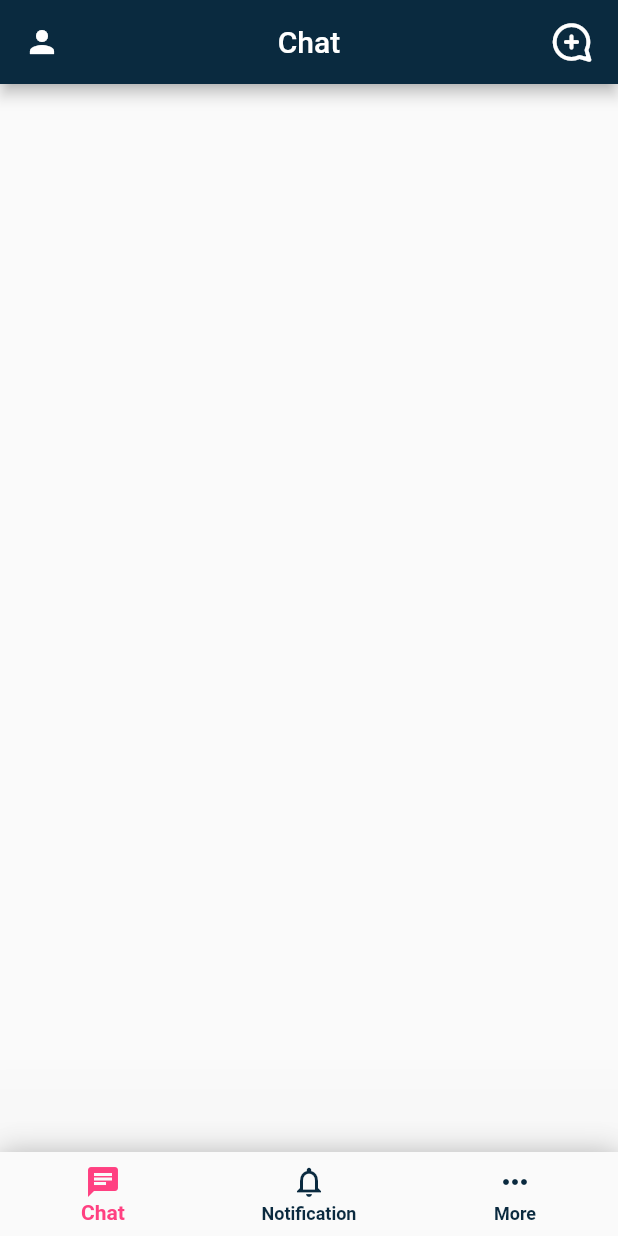
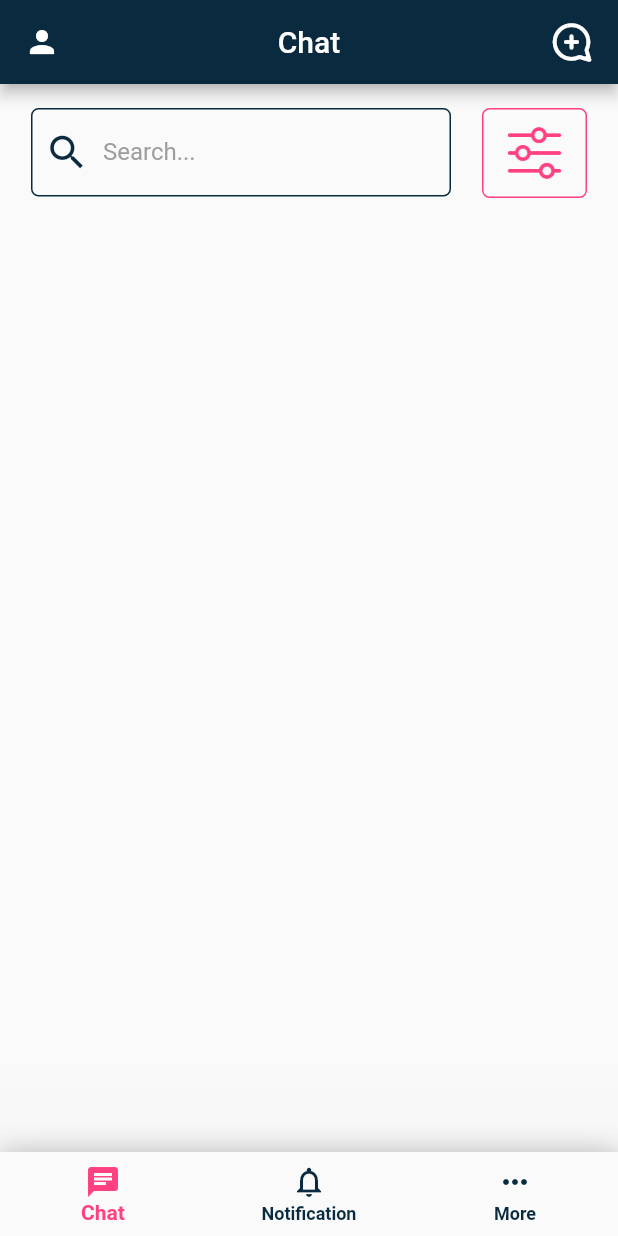
Before and after one commit to foreignSubstance/yako_test_task, a Flutter app: the screen it shows after launch, on a phone screen of 412 x 824 dp. Run offline on Flutter 3.47's test engine with Material 2 defaults, Android fonts, the phone set to English and light mode, and no system bars.

Commit message:
added search bar, assets folder, modified pubspecr

```diff
--- a/lib/components/chat_page.dart
+++ b/lib/components/chat_page.dart
@@ -1,4 +1,5 @@
 import 'package:flutter/material.dart';
+import 'search.dart';
 
 class ChatPage extends StatelessWidget {
   @override
@@ -25,7 +26,14 @@ class ChatPage extends StatelessWidget {
                 ))
           ],
         ),
-        body: null,
+        body: Padding(
+          padding: const EdgeInsets.only(top: 16),
+          child: Column(
+            children: [
+              searchFiled(),
+            ],
+          ),
+        ),
         bottomNavigationBar: Container(
           decoration: const BoxDecoration(
               boxShadow: [BoxShadow(color: Colors.black26, blurRadius: 15)]),
--- /dev/null
+++ b/lib/components/search.dart
@@ -0,0 +1,42 @@
+import 'package:flutter/material.dart';
+
+Row searchFiled() {
+  return Row(
+    mainAxisAlignment: MainAxisAlignment.spaceEvenly,
+    children: [
+      SizedBox(
+        width: 280,
+        height: 60,
+        child: TextField(
+          decoration: InputDecoration(
+              prefixIcon: const Icon(
+                Icons.search,
+                color: Color.fromARGB(255, 10, 42, 63),
+                size: 30,
+              ),
+              labelText: "Search...",
+              labelStyle: TextStyle(color: Colors.grey[500]),
+              enabledBorder: const OutlineInputBorder(
+                  borderRadius: BorderRadius.all(Radius.circular(5)),
+                  borderSide: BorderSide(
+                      color: Color.fromARGB(255, 10, 42, 63), width: 1.0))),
+        ),
+      ),
+      Container(
+        padding: const EdgeInsets.all(10),
+        height: 60,
+        width: 70,
+        decoration: BoxDecoration(
+            border: Border.all(width: 1.0, color: Colors.pinkAccent),
+            borderRadius: const BorderRadius.all(Radius.circular(5))),
+        child: RotatedBox(
+          quarterTurns: 2,
+          child: Image.asset(
+            "assets/icons/settings.png",
+            color: Colors.pinkAccent,
+          ),
+        ),
+      )
+    ],
+  );
+}
--- a/pubspec.yaml
+++ b/pubspec.yaml
@@ -60,9 +60,8 @@ flutter:
   uses-material-design: true
 
   # To add assets to your application, add an assets section, like this:
-  # assets:
-  #   - images/a_dot_burr.jpeg
-  #   - images/a_dot_ham.jpeg
+  assets:
+    - assets/icons/settings.png
 
   # An image asset can refer to one or more resolution-specific "variants", see
   # https://flutter.dev/assets-and-images/#resolution-aware
```
Also changed, not shown: assets/icons/settings.png (added).
